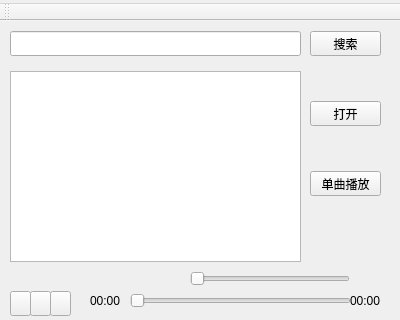
First picture: the form in mainwindow.ui, repository felixliou/qplayer, before the edit; both pictures show x 0 to 400 and y 0 to 320 of the 400 by 600 pixel window.
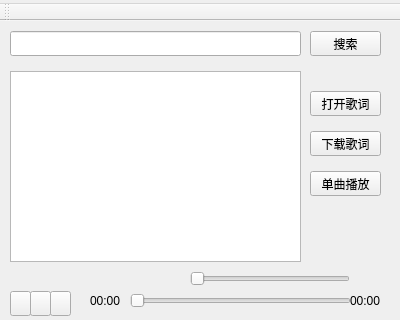
Second picture: the form after the edit. Icons and pictures are not drawn.

```diff
--- a/mainwindow.ui
+++ b/mainwindow.ui
@@ -36,13 +36,13 @@
     <property name="geometry">
      <rect>
       <x>310</x>
-      <y>80</y>
+      <y>70</y>
       <width>71</width>
       <height>25</height>
      </rect>
     </property>
     <property name="text">
-     <string>打开</string>
+     <string>打开歌词</string>
     </property>
    </widget>
    <widget class="QPushButton" name="pushButton_3">
@@ -217,6 +217,19 @@
      <string/>
     </property>
    </widget>
+   <widget class="QPushButton" name="pushButtonDwloadLyric">
+    <property name="geometry">
+     <rect>
+      <x>310</x>
+      <y>110</y>
+      <width>71</width>
+      <height>25</height>
+     </rect>
+    </property>
+    <property name="text">
+     <string>下载歌词</string>
+    </property>
+   </widget>
   </widget>
   <widget class="QMenuBar" name="menuBar">
    <property name="geometry">
```
Left out of the diff: 2 changed lines with no effect on the pictures.
